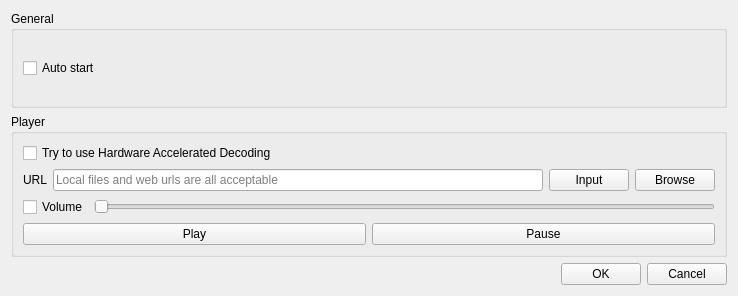
First picture: the form in forms/preferencesdialog.ui, repository wangwenx190/dynamic-desktop, before the edit.
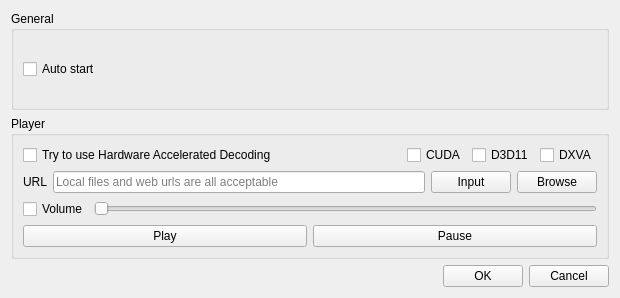
Second picture: the form after the edit.

The edit to the form file:
```diff
--- a/forms/preferencesdialog.ui
+++ b/forms/preferencesdialog.ui
@@ -6,8 +6,8 @@
    <rect>
     <x>0</x>
     <y>0</y>
-    <width>738</width>
-    <height>296</height>
+    <width>620</width>
+    <height>298</height>
    </rect>
   </property>
   <property name="sizePolicy">
@@ -43,11 +43,49 @@
      </property>
      <layout class="QVBoxLayout" name="verticalLayout">
       <item>
-       <widget class="QCheckBox" name="checkBox_hwdec">
-        <property name="text">
-         <string>Try to use Hardware Accelerated Decoding</string>
-        </property>
-       </widget>
+       <layout class="QHBoxLayout" name="horizontalLayout_6">
+        <item>
+         <widget class="QCheckBox" name="checkBox_hwdec">
+          <property name="text">
+           <string>Try to use Hardware Accelerated Decoding</string>
+          </property>
+         </widget>
+        </item>
+        <item>
+         <spacer name="horizontalSpacer_2">
+          <property name="orientation">
+           <enum>Qt::Horizontal</enum>
+          </property>
+          <property name="sizeHint" stdset="0">
+           <size>
+            <width>40</width>
+            <height>20</height>
+           </size>
+          </property>
+         </spacer>
+        </item>
+        <item>
+         <widget class="QCheckBox" name="checkBox_hwdec_cuda">
+          <property name="text">
+           <string>CUDA</string>
+          </property>
+         </widget>
+        </item>
+        <item>
+         <widget class="QCheckBox" name="checkBox_hwdec_d3d11">
+          <property name="text">
+           <string>D3D11</string>
+          </property>
+         </widget>
+        </item>
+        <item>
+         <widget class="QCheckBox" name="checkBox_hwdec_dxva">
+          <property name="text">
+           <string>DXVA</string>
+          </property>
+         </widget>
+        </item>
+       </layout>
       </item>
       <item>
        <layout class="QHBoxLayout" name="horizontalLayout_3">
```
